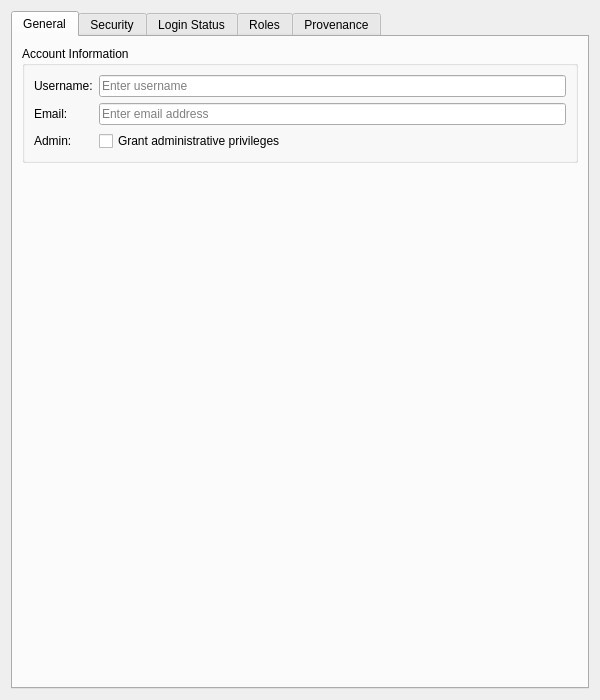
The window that projects/ores.qt/ui/AccountDetailDialog.ui (OreStudio/OreStudio) describes before a commit, drawn with Qt 5.
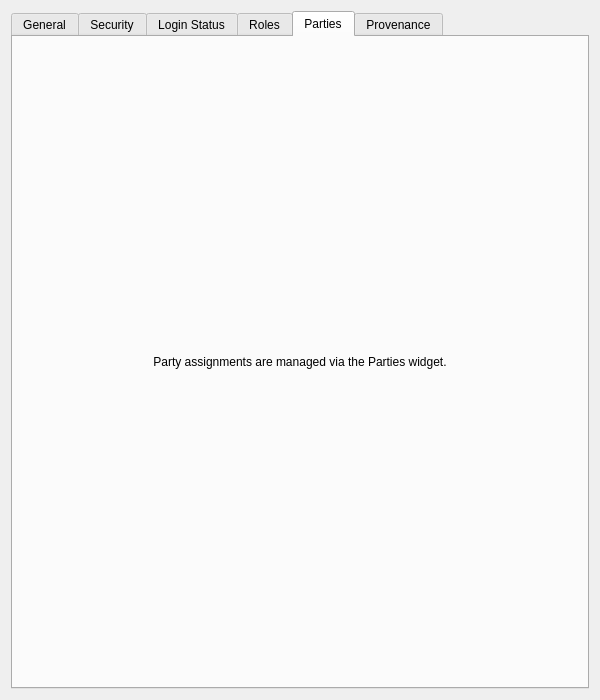
The same window after the commit. The open tabs and pages were chosen to show the change. Custom widgets are drawn as their Qt base class.

Commit message:
[iam/qt] Add account-party management tab and bootstrap party assignment
- Add Parties tab to AccountDetailDialog with AccountPartiesWidget,
  mirroring the existing Roles tab pattern
- Implement server-side handlers for get/save/delete account party
  requests in accounts_message_handler
- Auto-assign system party to initial admin account during bootstrap
  so the first login succeeds
- Extract system party lookup into SQL function
  ores_iam_account_parties_system_party_id_fn for clean separation
  of SQL from C++

Diff of the .ui file:
```diff
--- a/projects/ores.qt/ui/AccountDetailDialog.ui
+++ b/projects/ores.qt/ui/AccountDetailDialog.ui
@@ -285,6 +285,21 @@
        </item>
       </layout>
      </widget>
+     <widget class="QWidget" name="partiesTab">
+      <attribute name="title"><string>Parties</string></attribute>
+      <layout class="QVBoxLayout" name="partiesLayout">
+       <item>
+        <widget class="QLabel" name="partiesPlaceholderLabel">
+         <property name="text">
+          <string>Party assignments are managed via the Parties widget.</string>
+         </property>
+         <property name="alignment">
+          <set>Qt::AlignCenter</set>
+         </property>
+        </widget>
+       </item>
+      </layout>
+     </widget>
      <widget class="QWidget" name="provenanceTab">
       <attribute name="title"><string>Provenance</string></attribute>
       <layout class="QVBoxLayout" name="provenanceTabLayout">
```
The commit also changes 10 other files.
